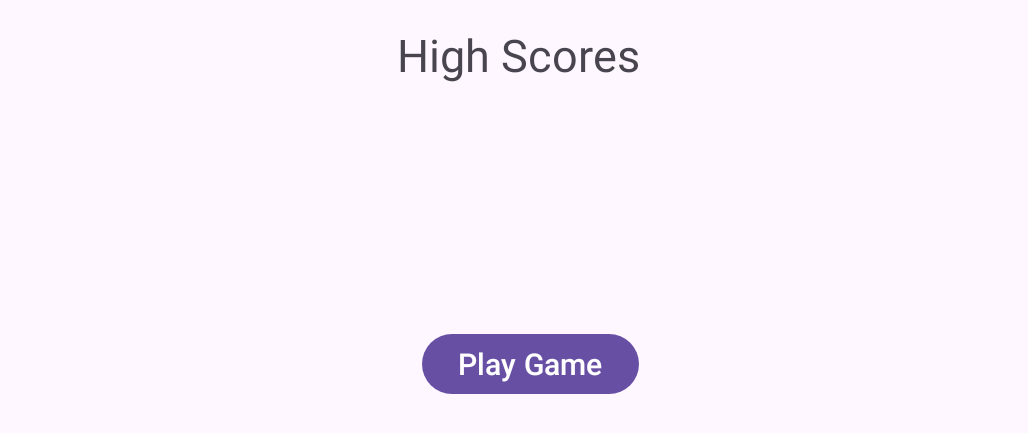
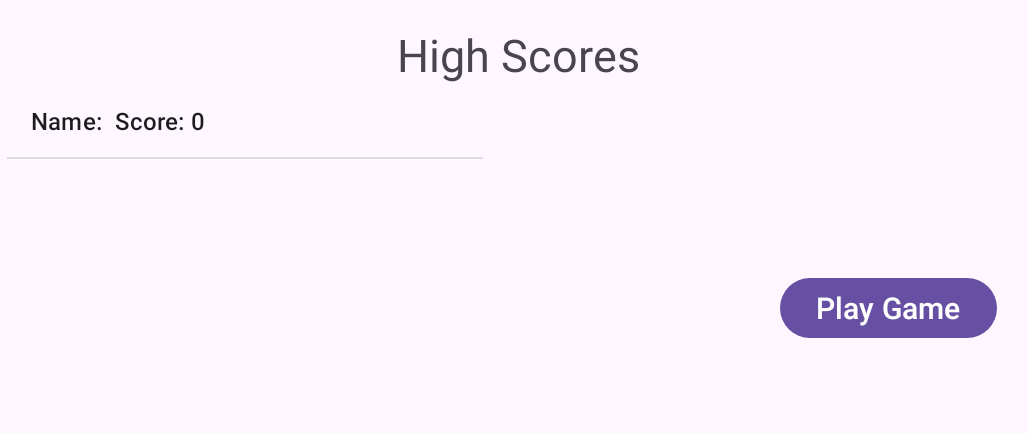
Before and after one commit to S00221754/SequenceAppMADProject, an Android app: the GameOverActivity screen opened directly, with no data from a screen before it, after a tap on "High Scores", on a phone screen of 824 x 412 dp (held sideways). Shown: the top 433 px of the screen, without its empty margins (88-1116 px from the left). Run offline under Robolectric (Android 15) with nearby library versions, the phone set to English and light mode, and no system bars; 1 statement that could not run was skipped.

Commit message:
Add scores to database

```diff
--- a/app/src/main/java/com/example/sequenceapp/DatabaseHelper.java
+++ b/app/src/main/java/com/example/sequenceapp/DatabaseHelper.java
@@ -45,7 +45,7 @@ public class DatabaseHelper extends SQLiteOpenHelper {
         // Create tables again
         onCreate(db);
     }
-    void addContact(Score score) {
+    void addScore(Score score) {
         SQLiteDatabase db = this.getWritableDatabase();
 
         ContentValues values = new ContentValues();
--- a/app/src/main/java/com/example/sequenceapp/GameActivity.java
+++ b/app/src/main/java/com/example/sequenceapp/GameActivity.java
@@ -168,6 +168,7 @@ public class GameActivity extends AppCompatActivity {
 
                     setGameOver(); // Set the gameIsOver flag
                     Intent gameOver = new Intent(getApplicationContext(), GameOverActivity.class);
+                    gameOver.putExtra("Score", totalScore);
                     startActivity(gameOver);
                 }
 
--- a/app/src/main/java/com/example/sequenceapp/HighScore.java
+++ b/app/src/main/java/com/example/sequenceapp/HighScore.java
@@ -5,8 +5,11 @@ import androidx.appcompat.app.AppCompatActivity;
 import android.content.Intent;
 import android.os.Bundle;
 import android.view.View;
+import android.widget.ArrayAdapter;
 import android.widget.Button;
 import android.util.Log;
+import android.widget.ListView;
+
 import java.util.List;
 
 
@@ -19,6 +22,12 @@ public class HighScore extends AppCompatActivity {
         setContentView(R.layout.activity_high_score);
         DatabaseHelper db = new DatabaseHelper(this);
         btnPlayGame = findViewById(R.id.btnPlayGame);
+
+        ListView topScores = findViewById(R.id.lvTopScores);
+        List<Score> topScorers = db.getTopScores();
+
+        ArrayAdapter<Score> adapter = new ArrayAdapter<>(this, android.R.layout.simple_list_item_1, topScorers);
+        topScores.setAdapter(adapter);
     }
     public void PlayAgain(View v){
         Intent startGame = new Intent(getApplicationContext(), GameActivity.class);
--- a/app/src/main/java/com/example/sequenceapp/Score.java
+++ b/app/src/main/java/com/example/sequenceapp/Score.java
@@ -35,4 +35,9 @@ public class Score {
     public void setFinalScore(String _final_score){
         this._final_score = _final_score;
     }
+
+    @Override
+    public String toString(){
+        return "Name: " + getName() + " Score: " + getFinalScore();
+    }
 }
--- a/app/src/main/res/layout/activity_high_score.xml
+++ b/app/src/main/res/layout/activity_high_score.xml
@@ -23,12 +23,24 @@
         android:id="@+id/btnPlayGame"
         android:layout_width="wrap_content"
         android:layout_height="wrap_content"
+        android:onClick="PlayAgain"
         android:text="Play Game"
         android:textSize="20sp"
-        android:onClick="PlayAgain"
         app:layout_constraintBottom_toBottomOf="parent"
         app:layout_constraintEnd_toEndOf="parent"
+        app:layout_constraintHorizontal_bias="0.852"
         app:layout_constraintStart_toStartOf="parent"
         app:layout_constraintTop_toTopOf="parent"
-        app:layout_constraintVertical_bias="0.6" />
+        app:layout_constraintVertical_bias="0.498" />
+
+    <ListView
+        android:id="@+id/lvTopScores"
+        android:layout_width="317dp"
+        android:layout_height="339dp"
+        app:layout_constraintBottom_toBottomOf="parent"
+        app:layout_constraintEnd_toEndOf="parent"
+        app:layout_constraintHorizontal_bias="0.125"
+        app:layout_constraintStart_toStartOf="parent"
+        app:layout_constraintTop_toTopOf="parent"
+        app:layout_constraintVertical_bias="0.777" />
 </androidx.constraintlayout.widget.ConstraintLayout>
```
Also changed, not shown: app/src/main/java/com/example/sequenceapp/InputScore.java (+19 -0 lines), app/src/main/res/layout/activity_input_score.xml (+6 -4 lines).
